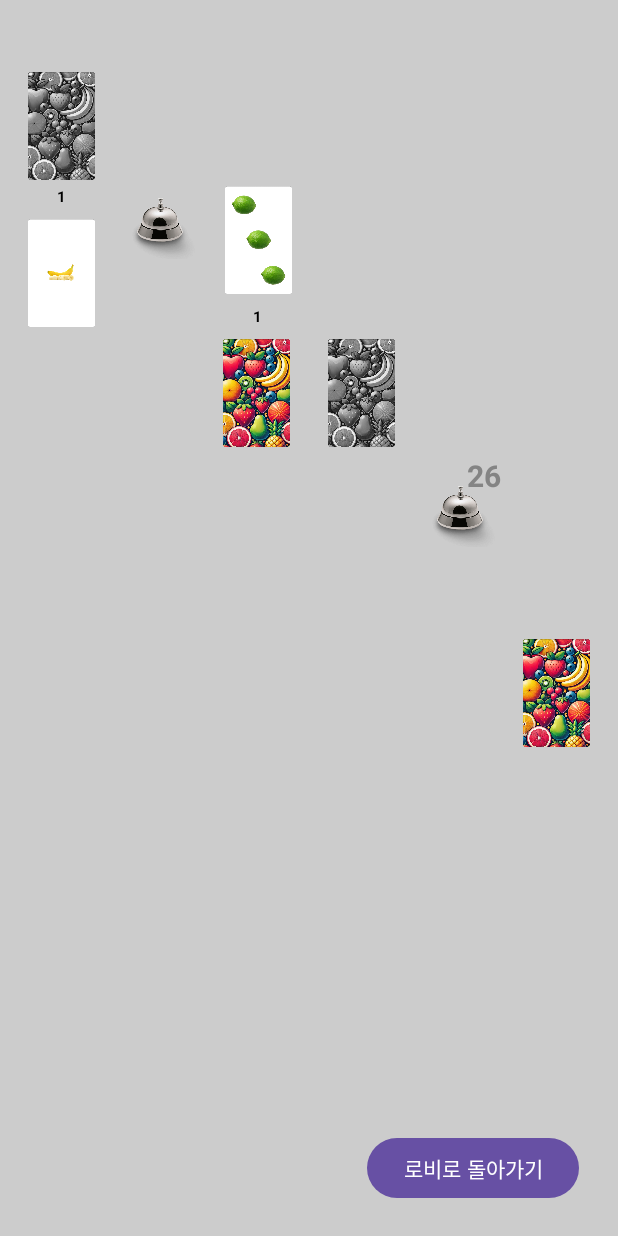
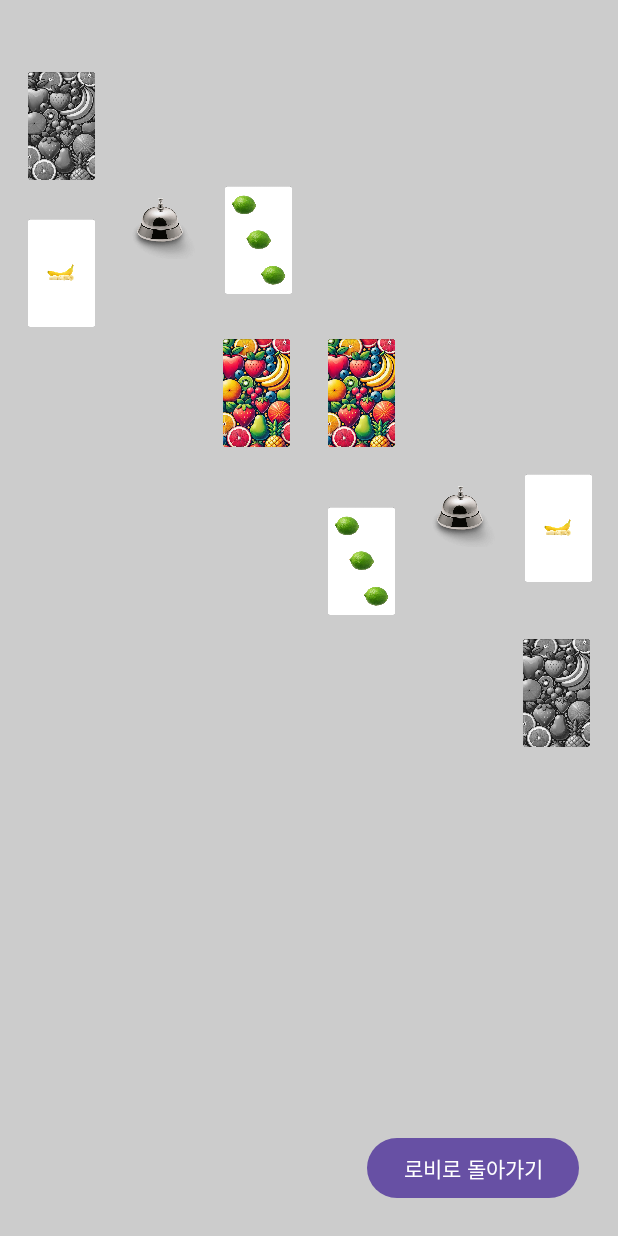
Before and after one commit to HalliGalliMP/HalliGalliMP, an Android app: the LoopbackActivity screen opened directly, with no data from a screen before it, after a tap on an icon or button, on a phone screen of 412 x 824 dp. Run offline under Robolectric (Android 15) with nearby library versions, the phone set to English and light mode, and no system bars; 2 statements that could not run were skipped.

Commit message:
LoopbackActivity 수정 / 1차 최종본

```diff
--- a/HalliGalli/app/src/main/java/com/example/halligalli/LoopbackActivity.java
+++ b/HalliGalli/app/src/main/java/com/example/halligalli/LoopbackActivity.java
@@ -43,6 +43,11 @@ public class LoopbackActivity extends AppCompatActivity {
 
     private static final String TAG = "GameActivity";
     private Random random = new Random();
+
+    private Card playerCard;
+    private Card opponentCard;
+
+    private ImageView playerDeck2, playerCard2, opponentCard2, opponentDeck2;
 
     // 난이도 관련 변수 초기화
     private int[] aiCardPlayDelayRange;
@@ -184,6 +189,11 @@ public class LoopbackActivity extends AppCompatActivity {
 
         gameBell = findViewById(R.id.gameBell);
 
+        opponentCard2 = findViewById(R.id.opponentCard2);
+        opponentDeck2 = findViewById(R.id.opponentDeck2);
+        playerCard2 = findViewById(R.id.playerCard2);
+        playerDeck2 = findViewById(R.id.playerDeck2);
+
 
         gameTimerView = findViewById(R.id.gameTimer);
 
@@ -231,18 +241,19 @@ public class LoopbackActivity extends AppCompatActivity {
 
         if (!playerDeck.isEmpty()) {
             // 덱에서 카드 하나 뽑기
-            Card card = playerDeck.drawCard();
+            playerCard = playerDeck.drawCard();
 
             // 뽑은 카드 저장
-            playerPlayedDecks.addCard(card);
+            playerPlayedDecks.addCard(playerCard);
             // 낸 카드 수 증가
             playerPlayedCardCount++;
             // 카드 이미지 업데이트
-            playerCardView.setImageResource(card.getCardImageResource());
+            playerCardView.setImageResource(playerCard.getCardImageResource());
 
             // 카드 수 업데이트
             updateCardCounts();
             isCardPlayed = true;
+            loopbackChanged(playerCard, opponentCard, isPlayerTurn, false);
 
             endTurn(); // 턴 종료
         } else {
@@ -269,16 +280,18 @@ public class LoopbackActivity extends AppCompatActivity {
         triggerAIReaction(isHalliGalliRuleMet());
         gameHandler.postDelayed(() -> {
             if (!opponentDeck.isEmpty()) {
-                Card card = opponentDeck.drawCard(); // 덱에서 카드 하나 제거
-                opponentPlayedDecks.addCard(card); // 제거한 카드를 플레이 카드 리스트에 추가
+                opponentCard = opponentDeck.drawCard(); // 덱에서 카드 하나 제거
+                opponentPlayedDecks.addCard(opponentCard); // 제거한 카드를 플레이 카드 리스트에 추가
 
                 opponentPlayedCardCount++; // 상대방 낸 카드 수 증가
-                opponentCardView.setImageResource(card.getCardImageResource());
+                opponentCardView.setImageResource(opponentCard.getCardImageResource());
 
                 updateCardCounts(); // 덱과 플레이 카드 수 업데이트
                 isCardPlayed = true; // 카드 제출 상태 업데이트
 
                 aiReactionHandler.removeCallbacksAndMessages(null);
+
+                loopbackChanged(playerCard, opponentCard, isPlayerTurn, false);
                 triggerAIReaction(isHalliGalliRuleMet());
 
                 endTurn();
@@ -346,10 +359,10 @@ public class LoopbackActivity extends AppCompatActivity {
 
     private void updateCardCounts() {
         // 플레이어와 상대방의 덱과 낸 카드 수 업데이트
-        playerDeckCountView.setText(String.valueOf(playerDeck.size()));
-        opponentDeckCountView.setText(String.valueOf(opponentDeck.size()));
-        playerCardCountView.setText(String.valueOf(playerPlayedCardCount));
-        opponentCardCountView.setText(String.valueOf(opponentPlayedCardCount));
+//        playerDeckCountView.setText(String.valueOf(playerDeck.size()));
+//        opponentDeckCountView.setText(String.valueOf(opponentDeck.size()));
+//        playerCardCountView.setText(String.valueOf(playerPlayedCardCount));
+//        opponentCardCountView.setText(String.valueOf(opponentPlayedCardCount));
     }
 
 
@@ -391,6 +404,7 @@ public class LoopbackActivity extends AppCompatActivity {
         // 카드 이미지 초기화
         playerCardView.setImageResource(R.drawable.card_deck);
         opponentCardView.setImageResource(R.drawable.card_deck);
+        loopbackChanged(playerCard, opponentCard, isPlayerTurn, true);
     }
 
     private void showExitConfirmationDialog() {
@@ -436,4 +450,39 @@ public class LoopbackActivity extends AppCompatActivity {
 
 
     }
+
+
+    private void loopbackChanged(Card playerCard, Card opponentCard, Boolean isPlayerTurn, Boolean isReset){
+        if(isReset)
+        {
+            playerCard2.setImageResource(R.drawable.card_deck);
+            opponentCard2.setImageResource(R.drawable.card_deck);
+
+
+        }
+        else
+        {
+            try{
+                playerCard2.setImageResource(opponentCard.getCardImageResource());
+                opponentCard2.setImageResource(playerCard.getCardImageResource());
+
+            }catch (Exception ignored){
+
+            }
+
+        }
+
+        if(isPlayerTurn){
+            playerDeck2.setImageResource(R.drawable.card_deck);
+            opponentDeck2.setImageResource(R.drawable.card_deck_grey);
+        }
+        else{
+            playerDeck2.setImageResource(R.drawable.card_deck_grey);
+            opponentDeck2.setImageResource(R.drawable.card_deck);
+        }
+
+
+
+
+    }
 }
--- a/HalliGalli/app/src/main/res/layout/activity_loopback.xml
+++ b/HalliGalli/app/src/main/res/layout/activity_loopback.xml
@@ -144,18 +144,6 @@
         android:layout_toEndOf="@+id/linearLayout"
         android:src="@drawable/card_deck" />
 
-    <TextView
-        android:id="@+id/playerDeckCount"
-        android:layout_width="wrap_content"
-        android:layout_height="wrap_content"
-        android:layout_below="@+id/playerDeck"
-        android:layout_marginTop="5dp"
-        android:layout_marginStart="295dp"
-
-        android:textColor="#848484"
-        android:textSize="20sp"
-        android:textStyle="bold" />
-
     <LinearLayout
         android:id="@+id/playerInfo"
         android:orientation="vertical"
@@ -299,14 +287,16 @@
 
 
     <ImageView
-        android:id="@+id/oppoentDeck2"
+        android:id="@+id/opponentDeck2"
         android:layout_width="50dp"
         android:layout_height="72dp"
 
 
-        android:layout_above="@+id/playerDeckCount"
+
         android:layout_alignStart="@+id/linearLayout2"
+        android:layout_alignTop="@+id/playerDeck"
         android:layout_marginStart="0dp"
+        android:layout_marginTop="0dp"
         android:layout_marginBottom="0dp"
         android:contentDescription=""
         android:src="@drawable/card_deck_grey" />
```
